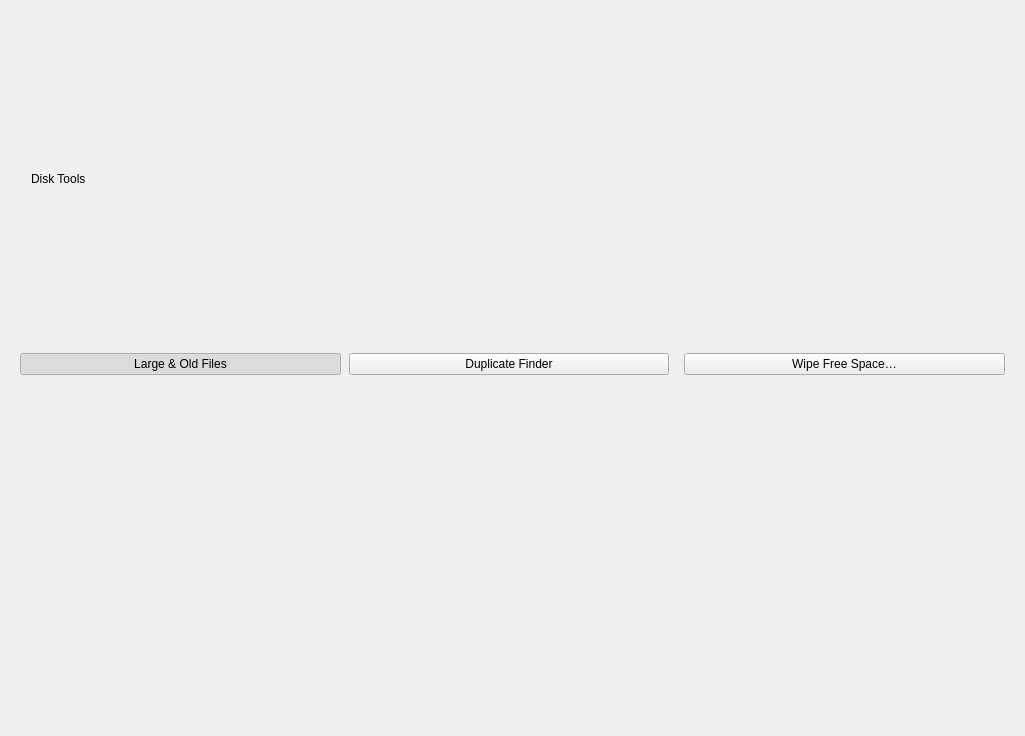
Qt form shared/nexis/Pages/DiskTools/disk_tools_page.ui (s4solutionsllc/Nexis) before a commit.
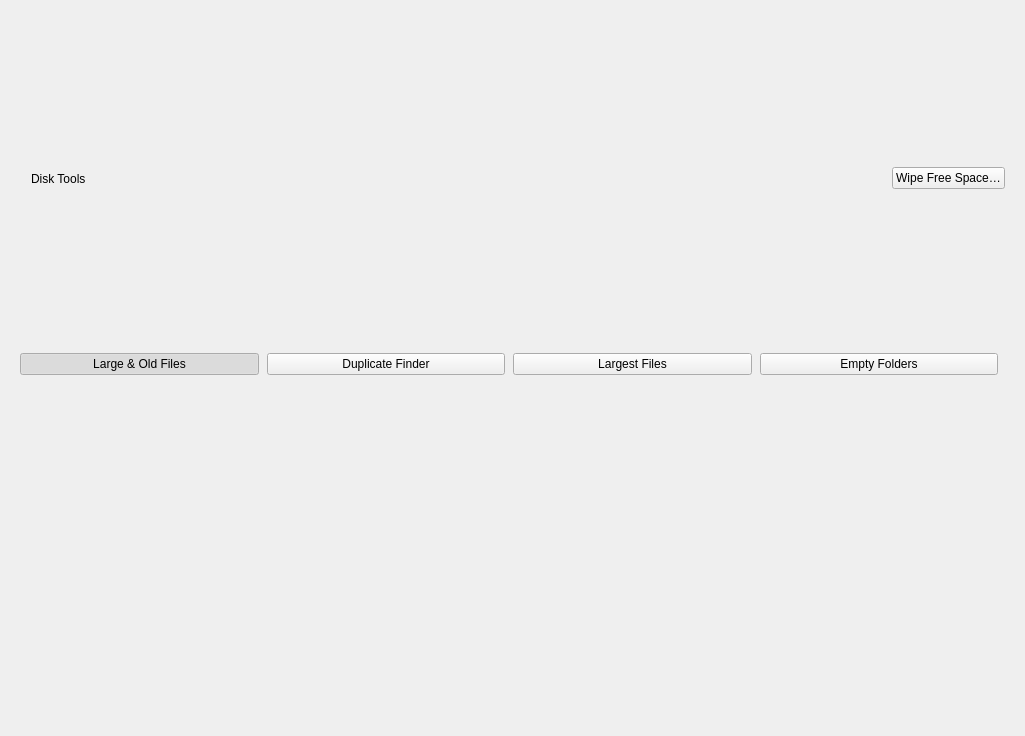
The same form after that commit. The open tabs and pages were chosen to show the change.

Commit message: feat(disk-tools): Largest Files and Empty Folders modes (SSO-25782) (#499)

What changed in the file:
```diff
--- a/shared/nexis/Pages/DiskTools/disk_tools_page.ui
+++ b/shared/nexis/Pages/DiskTools/disk_tools_page.ui
@@ -70,6 +70,11 @@
         </property>
        </spacer>
       </item>
+      <item>
+       <widget class="QPushButton" name="btnWipeFreeSpace">
+        <property name="text"><string>Wipe Free Space…</string></property>
+       </widget>
+      </item>
      </layout>
     </widget>
    </item>
@@ -94,16 +99,23 @@
         <property name="checkable"><bool>true</bool></property>
        </widget>
       </item>
+      <item>
+       <widget class="QPushButton" name="btnModeLargest">
+        <property name="text"><string>Largest Files</string></property>
+        <property name="checkable"><bool>true</bool></property>
+       </widget>
+      </item>
+      <item>
+       <widget class="QPushButton" name="btnModeEmptyFolders">
+        <property name="text"><string>Empty Folders</string></property>
+        <property name="checkable"><bool>true</bool></property>
+       </widget>
+      </item>
       <item>
        <spacer name="modeBarSpacer">
         <property name="orientation"><enum>Qt::Horizontal</enum></property>
        </spacer>
       </item>
-      <item>
-       <widget class="QPushButton" name="btnWipeFreeSpace">
-        <property name="text"><string>Wipe Free Space…</string></property>
-       </widget>
-      </item>
      </layout>
     </widget>
    </item>
```
Left out of the diff: 2 changed lines with no effect on the pictures. The commit also changes 12 other files.
